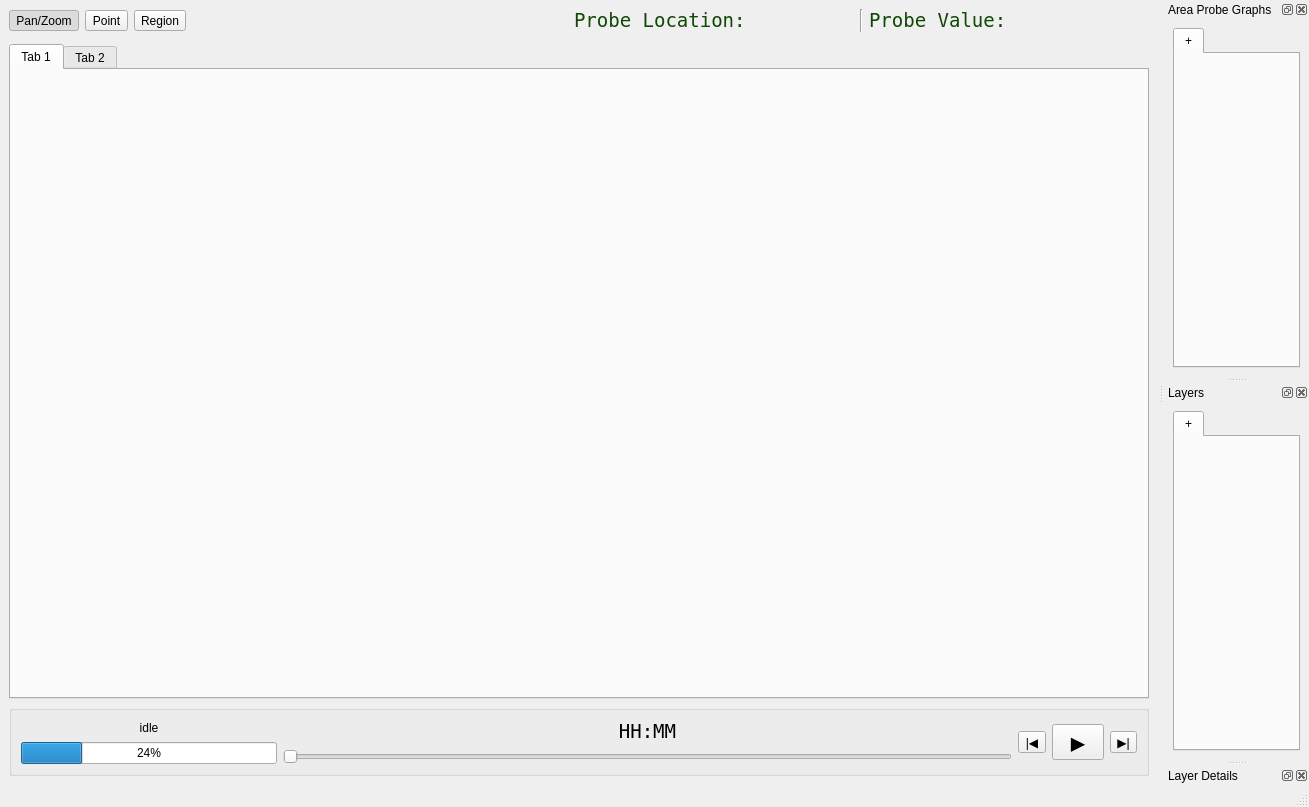
Qt form py/cspov/ui/pov_main.ui (ssec/sift) before a commit.
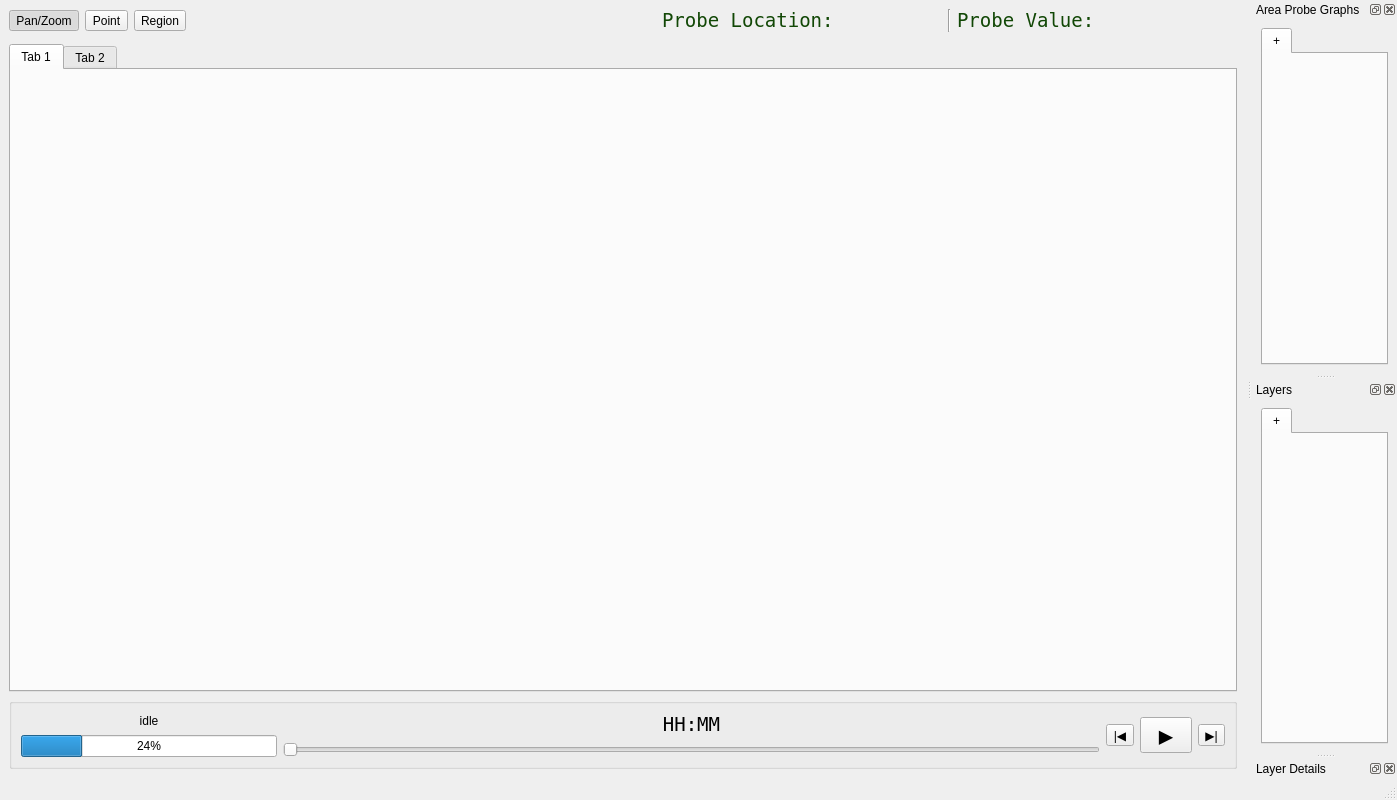
The same form after that commit.

Commit message: tweak to main window size

The edit to the form file:
```diff
--- a/py/cspov/ui/pov_main.ui
+++ b/py/cspov/ui/pov_main.ui
@@ -6,8 +6,8 @@
    <rect>
     <x>0</x>
     <y>0</y>
-    <width>1309</width>
-    <height>807</height>
+    <width>1397</width>
+    <height>800</height>
    </rect>
   </property>
   <property name="acceptDrops">
```
Left out of the diff: 2 changed lines with no effect on the pictures. The commit also changes 2 other files.
